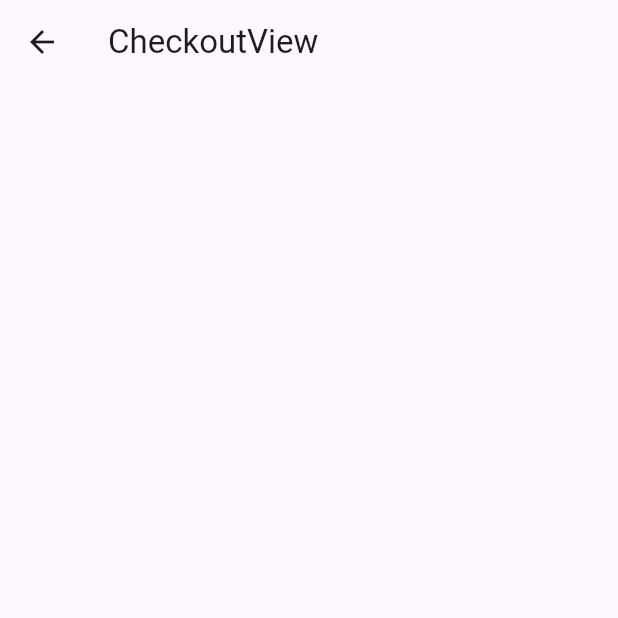
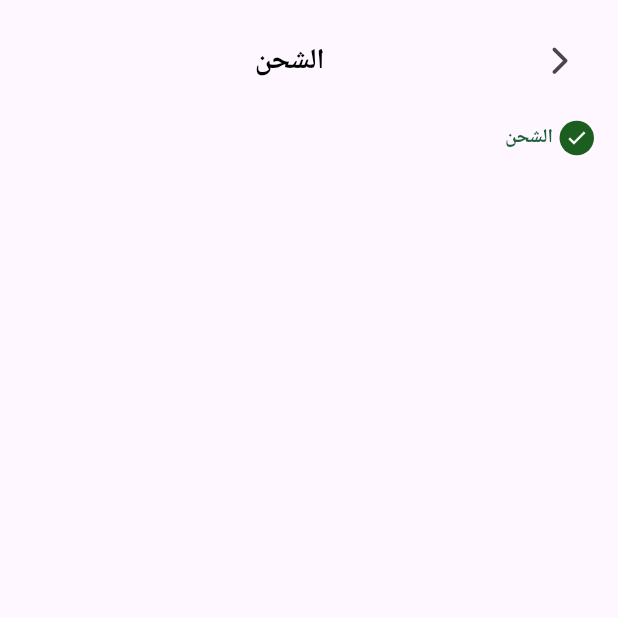
Before and after one commit to He9sham/Fruit-HUB, a Flutter app: the CheckoutView screen opened by its route, on a phone screen of 412 x 824 dp, the top half of it. Run offline on Flutter 3.47's test engine with Material 3 defaults, Android fonts, the phone set to English and light mode, and no system bars; our stand-ins replace awesome_dialog, bloc, cloud_firestore, dartz, equatable, firebase_auth and 13 more; missing offline and left inert: cuberto_bottom_bar; accounts and stored records are empty; Roboto replaces fonts that are missing (Cairo).

Commit message:
feat: refactor CustomAppbar implementation and update imports across views

```diff
--- a/lib/core/utils/app_route.dart
+++ b/lib/core/utils/app_route.dart
@@ -11,7 +11,7 @@ import 'package:commerce_hub/feature/Onboarding&Splash/view/splash_view.dart';
 import 'package:commerce_hub/feature/checkout/view/checkout_view.dart';
 import 'package:commerce_hub/feature/home/view/best_seller_view.dart';
 import 'package:commerce_hub/feature/home/view/home_view.dart';
-import 'package:commerce_hub/feature/home/view/widgets/navigation_bar.dart';
+import 'package:commerce_hub/core/widgets/navigation_bar.dart';
 import 'package:commerce_hub/feature/sign_up/logic/signup_cubit_cubit.dart';
 import 'package:commerce_hub/feature/sign_up/view/sign_up_view.dart';
 import 'package:flutter/material.dart';
--- a/lib/feature/checkout/view/checkout_view.dart
+++ b/lib/feature/checkout/view/checkout_view.dart
@@ -1,3 +1,6 @@
+import 'package:commerce_hub/core/helper/spacing.dart';
+import 'package:commerce_hub/core/widgets/custom_appbar.dart';
+import 'package:commerce_hub/feature/checkout/view/widgets/active_step_item.dart';
 import 'package:flutter/material.dart';
 
 class CheckoutView extends StatelessWidget {
@@ -5,13 +8,23 @@ class CheckoutView extends StatelessWidget {
   @override
   Widget build(BuildContext context) {
     return Scaffold(
-      appBar: AppBar(
-        title: const Text('CheckoutView'),
-      ),
-      body: Column(
-        children: [
-          Container(),
-        ],
+      body: SafeArea(
+        child: Padding(
+          padding: const EdgeInsets.symmetric(horizontal: 16),
+          child: Column(
+            children: [
+              verticalSpace(16),
+              CustomAppbar(
+                isshowback: true,
+                isshowIcon: false,
+                spacepadding: 120,
+                text: 'الشحن',
+              ),
+              verticalSpace(16),
+              ActiveStepItem()
+            ],
+          ),
+        ),
       ),
     );
   }
--- /dev/null
+++ b/lib/feature/checkout/view/widgets/active_step_item.dart
@@ -0,0 +1,32 @@
+import 'package:commerce_hub/core/helper/spacing.dart';
+import 'package:flutter/material.dart';
+
+class ActiveStepItem extends StatelessWidget {
+  const ActiveStepItem({super.key});
+
+  @override
+  Widget build(BuildContext context) {
+    return Row(
+      textDirection: TextDirection.rtl,
+      children: [
+        CircleAvatar(
+          radius: 11.5,
+          backgroundColor: Colors.green.shade900,
+          child: Icon(
+            Icons.check,
+            color: Colors.white,
+            size: 15,
+          ),
+        ),
+        horizontalSpace(4),
+        Text(
+          'الشحن',
+          style: TextStyle(
+              color: Color(0xff1B5E37),
+              fontSize: 13,
+              fontWeight: FontWeight.w700),
+        ),
+      ],
+    );
+  }
+}
--- a/lib/feature/home/view/best_seller_view.dart
+++ b/lib/feature/home/view/best_seller_view.dart
@@ -1,7 +1,7 @@
 import 'package:commerce_hub/core/cubits/products_cubit/products_cubit.dart';
 import 'package:commerce_hub/core/helper/spacing.dart';
 import 'package:commerce_hub/core/theming/styles.dart';
-import 'package:commerce_hub/feature/home/view/widgets/custom_appbar.dart';
+import 'package:commerce_hub/core/widgets/custom_appbar.dart';
 import 'package:commerce_hub/feature/home/view/widgets/gridview_for_home_bloc_builder.dart';
 import 'package:flutter/material.dart';
 import 'package:flutter_bloc/flutter_bloc.dart';
--- a/lib/feature/home/view/cart_view.dart
+++ b/lib/feature/home/view/cart_view.dart
@@ -3,7 +3,7 @@ import 'package:commerce_hub/feature/home/logic/cart_cubit/cart_cubit.dart';
 import 'package:commerce_hub/feature/home/view/widgets/bloc_builder_cart_button.dart';
 import 'package:commerce_hub/feature/home/view/widgets/cart_header.dart';
 import 'package:commerce_hub/feature/home/view/widgets/cart_view_list.dart';
-import 'package:commerce_hub/feature/home/view/widgets/custom_appbar.dart'
+import 'package:commerce_hub/core/widgets/custom_appbar.dart'
     show CustomAppbar;
 import 'package:flutter/material.dart';
 import 'package:flutter_bloc/flutter_bloc.dart';
--- a/lib/feature/home/view/product_view.dart
+++ b/lib/feature/home/view/product_view.dart
@@ -1,6 +1,6 @@
 import 'package:commerce_hub/core/cubits/products_cubit/products_cubit.dart';
 import 'package:commerce_hub/core/helper/spacing.dart';
-import 'package:commerce_hub/feature/home/view/widgets/custom_appbar.dart';
+import 'package:commerce_hub/core/widgets/custom_appbar.dart';
 import 'package:commerce_hub/feature/home/view/widgets/gridview_for_home_bloc_builder.dart';
 import 'package:commerce_hub/feature/home/view/widgets/row_text.dart';
 import 'package:commerce_hub/feature/home/view/widgets/search_for_fruit.dart';
--- a/lib/feature/profile/view/profile_view.dart
+++ b/lib/feature/profile/view/profile_view.dart
@@ -1,5 +1,5 @@
 import 'package:commerce_hub/core/helper/spacing.dart';
-import 'package:commerce_hub/feature/home/view/widgets/custom_appbar.dart';
+import 'package:commerce_hub/core/widgets/custom_appbar.dart';
 import 'package:commerce_hub/feature/profile/view/widgets/title_user_header.dart';
 import 'package:flutter/material.dart';
 
```
Also changed, not shown: lib/core/widgets/custom_appbar.dart (renamed from lib/feature/home/view/widgets/custom_appbar.dart), lib/core/widgets/navigation_bar.dart (renamed from lib/feature/home/view/widgets/navigation_bar.dart).
